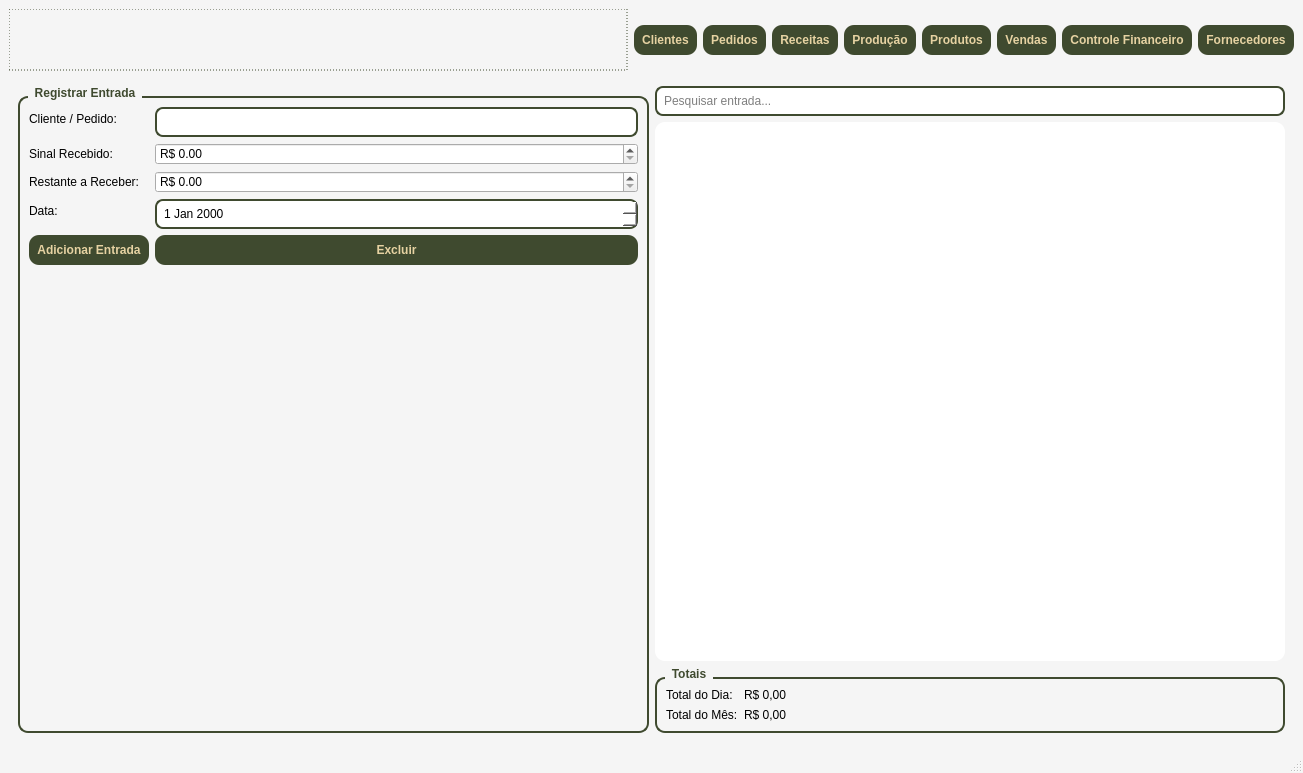
First picture: the form in telas/tela_menu.ui, repository Faeldh/sistema_confeitaria, before the edit.
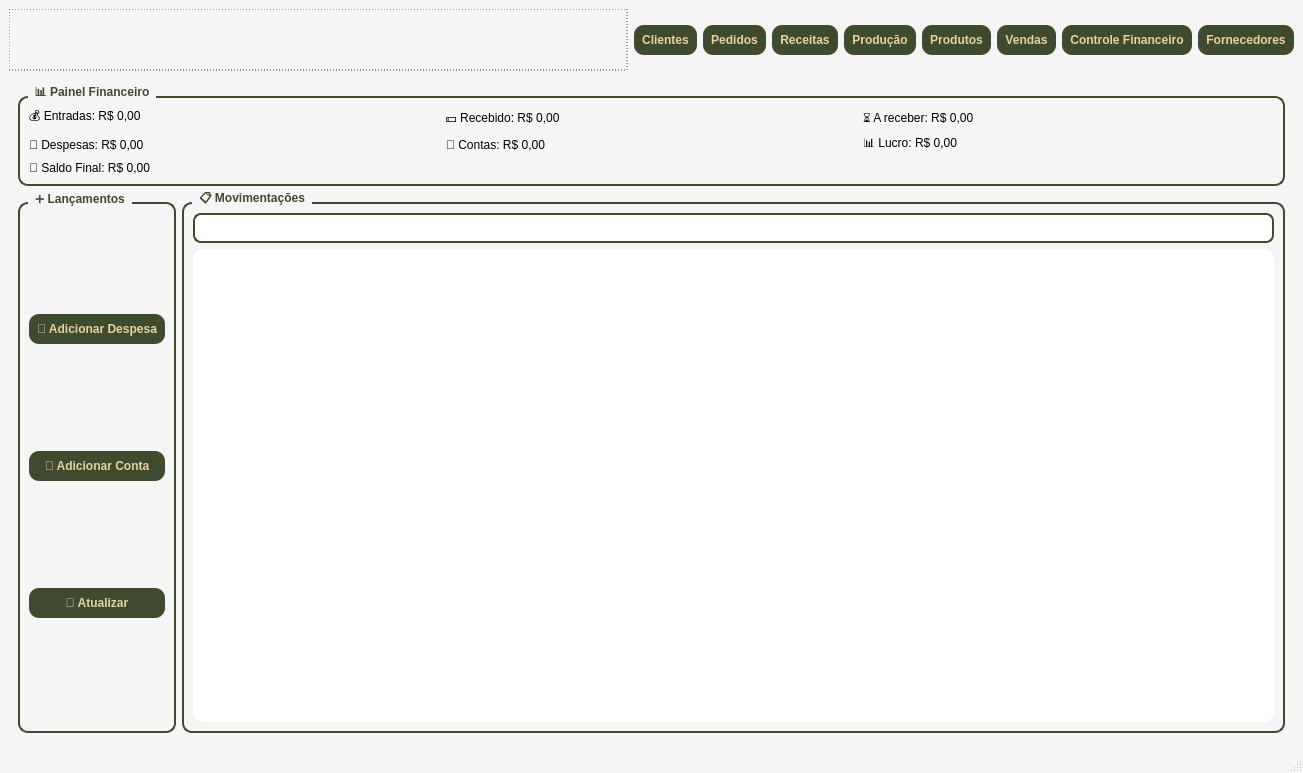
Second picture: the form after the edit. The open tabs and pages were chosen to show the change.

Diff of the .ui file:
```diff
--- a/telas/tela_menu.ui
+++ b/telas/tela_menu.ui
@@ -1982,84 +1982,59 @@
        </layout>
       </widget>
       <widget class="QWidget" name="pageControleFinanceiro">
-       <layout class="QHBoxLayout">
+       <layout class="QVBoxLayout">
         <item>
          <widget class="QGroupBox" name="groupBoxEntradas">
           <property name="title">
-           <string>Registrar Entrada</string>
+           <string>📊 Painel Financeiro</string>
           </property>
-          <layout class="QFormLayout">
+          <layout class="QGridLayout">
            <item row="0" column="0">
             <widget class="QLabel" name="labelCliente">
              <property name="text">
-              <string>Cliente / Pedido:</string>
+              <string>💰 Entradas: R$ 0,00</string>
              </property>
             </widget>
            </item>
            <item row="0" column="1">
-            <widget class="QLineEdit" name="txtClienteFinanceiro"/>
+            <widget class="QLabel" name="lblRecebido">
+             <property name="text">
+              <string>💵 Recebido: R$ 0,00</string>
+             </property>
+            </widget>
+           </item>
+           <item row="0" column="2">
+            <widget class="QLabel" name="lblAReceber">
+             <property name="text">
+              <string>⏳ A receber: R$ 0,00</string>
+             </property>
+            </widget>
            </item>
            <item row="1" column="0">
             <widget class="QLabel" name="labelSinal">
              <property name="text">
-              <string>Sinal Recebido:</string>
+              <string>💸 Despesas: R$ 0,00</string>
              </property>
             </widget>
            </item>
            <item row="1" column="1">
-            <widget class="QDoubleSpinBox" name="spinSinal">
-             <property name="prefix">
-              <string>R$ </string>
-             </property>
-             <property name="decimals">
-              <number>2</number>
-             </property>
-             <property name="maximum">
-              <double>1000000.000000000000000</double>
-             </property>
-            </widget>
-           </item>
-           <item row="2" column="0">
-            <widget class="QLabel" name="labelRestante">
+            <widget class="QLabel" name="lblContas">
              <property name="text">
-              <string>Restante a Receber:</string>
+              <string>📅 Contas: R$ 0,00</string>
              </property>
             </widget>
            </item>
-           <item row="2" column="1">
-            <widget class="QDoubleSpinBox" name="spinRestante">
-             <property name="prefix">
-              <string>R$ </string>
-             </property>
-             <property name="decimals">
-              <number>2</number>
-             </property>
-             <property name="maximum">
-              <double>1000000.000000000000000</double>
-             </property>
-            </widget>
-           </item>
-           <item row="3" column="0">
-            <widget class="QLabel" name="labelDataEntrada">
+           <item row="1" column="2">
+            <widget class="QLabel" name="lblLucro">
              <property name="text">
-              <string>Data:</string>
+              <string>📊 Lucro: R$ 0,00</string>
              </property>
             </widget>
            </item>
-           <item row="3" column="1">
-            <widget class="QDateEdit" name="dateEntrada"/>
-           </item>
-           <item row="4" column="0">
-            <widget class="QPushButton" name="btnAdicionarEntrada">
+           <item row="2" column="0" colspan="3">
+            <widget class="QLabel" name="lblSaldoFinal">
              <property name="text">
-              <string>Adicionar Entrada</string>
-             </property>
-            </widget>
-           </item>
-           <item row="4" column="1">
-            <widget class="QPushButton" name="btnExcluirEntrada">
-             <property name="text">
-              <string>Excluir</string>
+              <string>🏁 Saldo Final: R$ 0,00</string>
              </property>
             </widget>
            </item>
@@ -2067,50 +2042,48 @@
          </widget>
         </item>
         <item>
-         <layout class="QVBoxLayout">
+         <layout class="QHBoxLayout">
           <item>
-           <widget class="QLineEdit" name="linePesquisarFinanceiro">
-            <property name="placeholderText">
-             <string>Pesquisar entrada...</string>
+           <widget class="QGroupBox" name="groupBoxControl">
+            <property name="title">
+             <string>➕ Lançamentos</string>
             </property>
+            <layout class="QVBoxLayout">
+             <item>
+              <widget class="QPushButton" name="btnAddDespesa">
+               <property name="text">
+                <string>💸 Adicionar Despesa</string>
+               </property>
+              </widget>
+             </item>
+             <item>
+              <widget class="QPushButton" name="btnAddConta">
+               <property name="text">
+                <string>📅 Adicionar Conta</string>
+               </property>
+              </widget>
+             </item>
+             <item>
+              <widget class="QPushButton" name="btnAtualizar">
+               <property name="text">
+                <string>🔄 Atualizar</string>
+               </property>
+              </widget>
+             </item>
+            </layout>
            </widget>
           </item>
           <item>
-           <widget class="QTableView" name="tableFinanceiro"/>
-          </item>
-          <item>
-           <widget class="QGroupBox" name="groupBoxTotais">
+           <widget class="QGroupBox" name="groupBoxTabela">
             <property name="title">
-             <string>Totais</string>
+             <string>📋 Movimentações</string>
             </property>
-            <layout class="QFormLayout">
-             <item row="0" column="0">
-              <widget class="QLabel" name="labelTotalDia">
-               <property name="text">
-                <string>Total do Dia:</string>
-               </property>
-              </widget>
+            <layout class="QVBoxLayout">
+             <item>
+              <widget class="QLineEdit" name="txtPesquisar"/>
              </item>
-             <item row="0" column="1">
-              <widget class="QLabel" name="lblTotalDia">
-               <property name="text">
-                <string>R$ 0,00</string>
-               </property>
-              </widget>
-             </item>
-             <item row="1" column="0">
-              <widget class="QLabel" name="labelTotalMes">
-               <property name="text">
-                <string>Total do Mês:</string>
-               </property>
-              </widget>
-             </item>
-             <item row="1" column="1">
-              <widget class="QLabel" name="lblTotalMes">
-               <property name="text">
-                <string>R$ 0,00</string>
-               </property>
-              </widget>
+             <item>
+              <widget class="QTableView" name="tableFinanceiro"/>
              </item>
             </layout>
            </widget>
```
Left out of the diff: 8 changed lines with no effect on the pictures.
